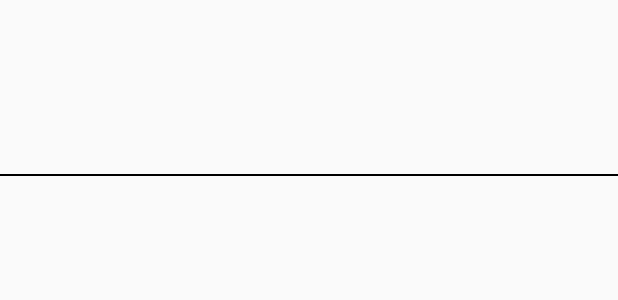
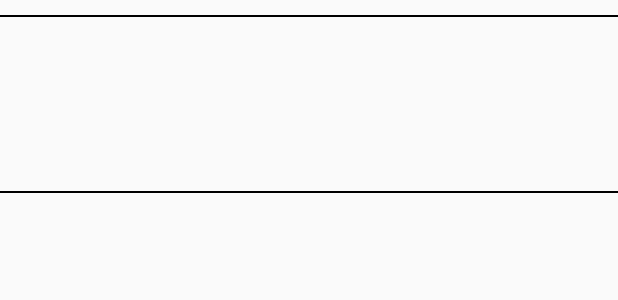
Before and after one commit to Mr-LiBo/Social-master, an Android app: the layout holder_image.xml on its own in the app's theme, with its tools: preview values and no code run, on a phone screen of 412 x 824 dp. Shown: the top 300 px of the screen. Run offline under Robolectric (Android 15) with nearby library versions, the phone set to English and light mode, and no system bars.

Commit message:
Revert: 优化

```diff
--- a/app/src/main/java/libo/com/social/ui/Main/mall/MultiTypeFragment.java
+++ b/app/src/main/java/libo/com/social/ui/Main/mall/MultiTypeFragment.java
@@ -44,9 +44,9 @@ public class MultiTypeFragment extends Fragment implements IViewHolderFactory {
         mRecyclerView.setAdapter(mAdapter);
 
         mAdapter.addAll(Arrays.asList(getImageVirtualData()), VIEW_TYPE_IAMGE);
-//        mAdapter.addAll(Arrays.asList(getTextVirtualData()), VIEW_TYPE_TEXT);
-//        mAdapter.addAll(Arrays.asList(getTextImageVirualData()), VIEW_TYPE_TEXT_IMAGE);
-//        mAdapter.addAll(Arrays.asList(getRecordVirtualData()), VIEW_TYPE_CARD);
+        mAdapter.addAll(Arrays.asList(getTextVirtualData()), VIEW_TYPE_TEXT);
+        mAdapter.addAll(Arrays.asList(getTextImageVirualData()), VIEW_TYPE_TEXT_IMAGE);
+        mAdapter.addAll(Arrays.asList(getRecordVirtualData()), VIEW_TYPE_CARD);
 
        int coount =  mAdapter.getItemCount();
         return rootView;
--- a/app/src/main/java/libo/com/social/ui/Main/mall/adapter/multiTypeAdapter/CustomMultiTypeAdapter.java
+++ b/app/src/main/java/libo/com/social/ui/Main/mall/adapter/multiTypeAdapter/CustomMultiTypeAdapter.java
@@ -67,9 +67,7 @@ public class CustomMultiTypeAdapter extends RecyclerAdapter {
      */
     @Override
     public void onBindBaseViewHolder(BaseViewHolder holder, int position) {
-        if (position  >0) {
             holder.setData(mViewsData.get(position));
-        }
     }
 
     /**
--- a/app/src/main/res/layout/holder_image.xml
+++ b/app/src/main/res/layout/holder_image.xml
@@ -3,7 +3,11 @@
     android:layout_width="match_parent"
     android:layout_height="wrap_content"
     android:orientation="vertical">
-
+    <View
+        android:layout_marginTop="10dp"
+        android:layout_width="match_parent"
+        android:layout_height="1dp"
+        android:background="@color/black" />
     <ImageView
         android:id="@+id/image"
         android:layout_width="100dp"
```
